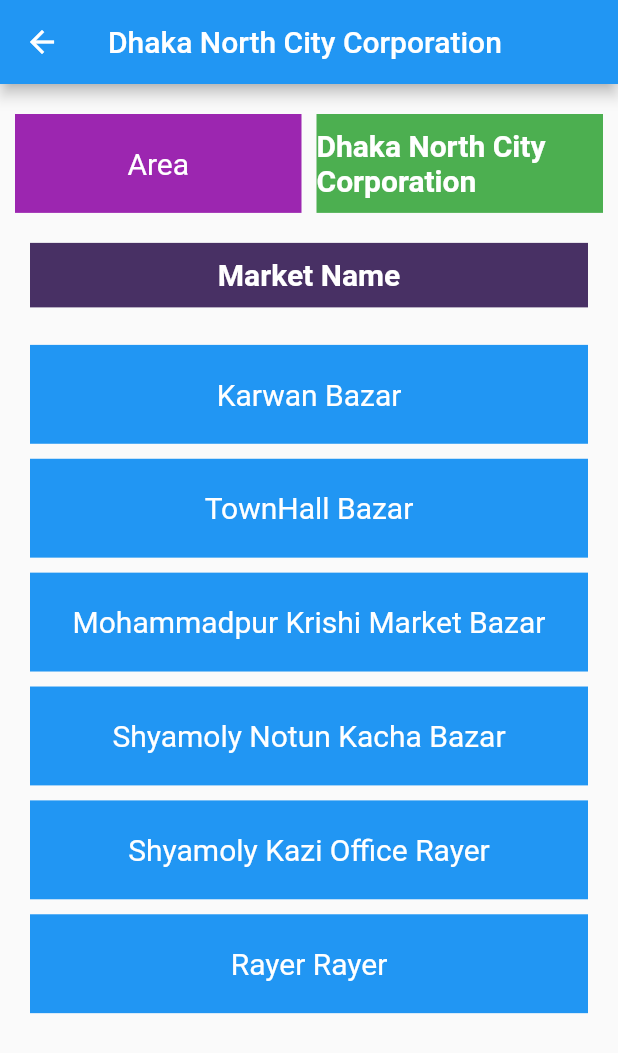
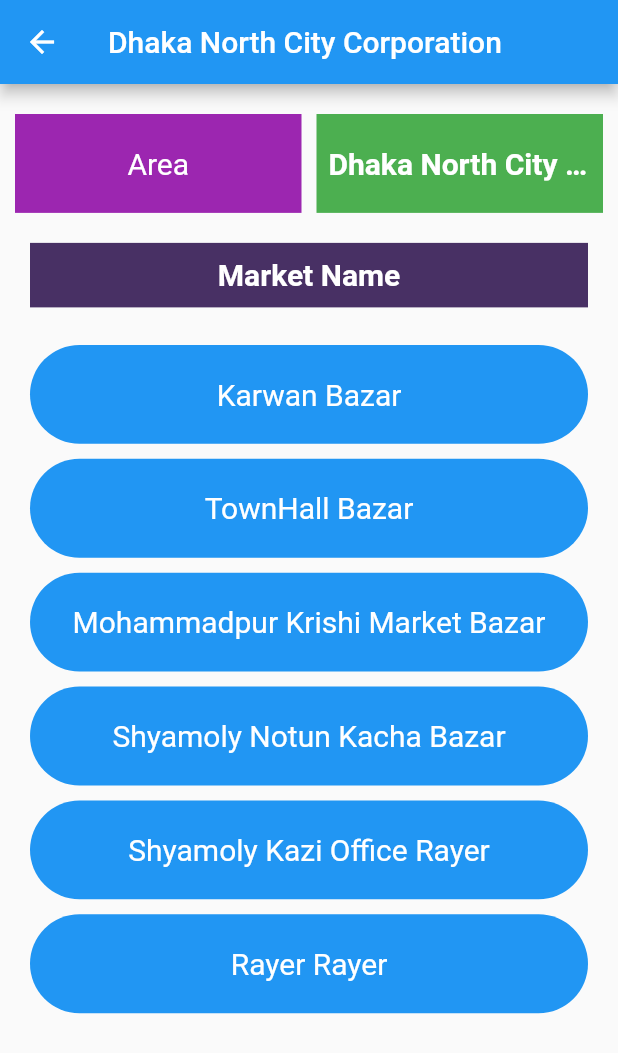
Before and after one commit to mdsami/dor_flutter, a Flutter app: the screen it shows after launch, after a tap on "Dhaka North City Corporation", on a phone screen of 412 x 824 dp. Shown: the top 1053 px of the screen. Run offline on Flutter 3.47's test engine with Material 2 defaults, Android fonts, the phone set to English and light mode, and no system bars; our stand-ins replace get.

Commit message:
code refactor

```diff
--- a/lib/views/area/screens/select_area_screen.dart
+++ b/lib/views/area/screens/select_area_screen.dart
@@ -1,7 +1,6 @@
 import 'package:dam_dor/models/json_model.dart';
 import 'package:dam_dor/views/market/screens/market_list_screen.dart';
 import 'package:flutter/material.dart';
-
 
 class SelectArea extends StatefulWidget {
   const SelectArea({Key? key, required String title}) : super(key: key);
@@ -56,17 +55,23 @@
                     padding: const EdgeInsets.symmetric(horizontal: 10.0),
                     child: Container(
                       height: size.height * 0.1,
+
                       margin: EdgeInsets.only(top: 10),
                       width: double.infinity,
                       decoration: BoxDecoration(
                         color: Colors.blue,
+                        borderRadius: BorderRadius.all(
+                          Radius.circular(50),
+                        ),
                       ),
                       child: Align(
                         child: Text(
-                          ariaBazarData[index]['area'],style: TextStyle(
-                          color: Colors.white,
-                          fontSize: 23,
-                        ),
+                          ariaBazarData[index]['area'],
+
+                          style: TextStyle(
+                            color: Colors.white,
+                            fontSize: 23,
+                          ),
                         ),
                       ),
                     ),
--- a/lib/views/market/screens/market_list_screen.dart
+++ b/lib/views/market/screens/market_list_screen.dart
@@ -53,13 +53,18 @@
                   width: double.infinity,
                   height: size.height * 0.08,
                   color: Colors.green,
+                  child: Padding(
+                    padding: const EdgeInsets.all(8.0),
                     child: Align(
                       child: Text(
                         widget.title,
+                        maxLines: 1,
+                        overflow: TextOverflow.ellipsis,
                         style: TextStyle(
                           color: Colors.white,
                           fontSize: 20,
                           fontWeight: FontWeight.bold,
+                        ),
                       ),
                     ),
                   ),
@@ -112,13 +117,22 @@
                                 horizontal: 20, vertical: 5),
                             width: double.infinity,
                             height: size.height * 0.08,
+
+                            decoration: BoxDecoration(
                               color: Colors.blue,
+                              borderRadius: BorderRadius.circular(50),
+                            ),
+                            child: Padding(
+                              padding: EdgeInsets.only(left:size.width*0.05,right: size.width*0.05),
                               child: Align(
                                 child: Text(
                                   market,
+                                  overflow: TextOverflow.ellipsis,
+                                  maxLines: 1,
                                   style: TextStyle(
                                     color: Colors.white,
                                     fontSize: 20,
+                                  ),
                                 ),
                               ),
                             ),
--- a/lib/views/splash/screens/splash_screen.dart
+++ b/lib/views/splash/screens/splash_screen.dart
@@ -60,7 +60,9 @@
           const Center(
             child: CircularProgressIndicator(
               backgroundColor: Colors.white,
-              valueColor: AlwaysStoppedAnimation<Color>(Colors.red),
+              valueColor: AlwaysStoppedAnimation<Color>(
+                Colors.red,
+              ),
             ),
           ),
           const SizedBox(height: 80),
```
Also changed, not shown: lib/helper/item_data.dart (added, +20 -0 lines), lib/models/item_model.dart (deleted, +0 -20 lines), lib/views/market/screens/market_details.dart (+10 -3 lines), lib/parent_screen copy 2.dart (line endings or trailing spaces). Lines whose indentation alone changed are shown as unchanged.
